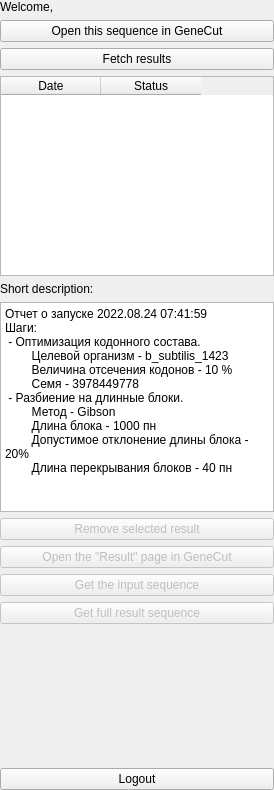
First picture: the form in src/plugins/genecut/src/GenecutOPWidget.ui, repository ugeneunipro/ugene, before the edit.
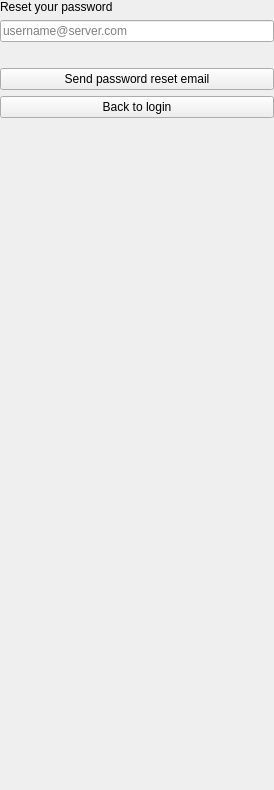
Second picture: the form after the edit. The open tabs and pages were chosen to show the change.

```diff
--- a/src/plugins/genecut/src/GenecutOPWidget.ui
+++ b/src/plugins/genecut/src/GenecutOPWidget.ui
@@ -134,6 +134,73 @@
        </item>
       </layout>
      </widget>
+     <widget class="QWidget" name="wtForgotPage">
+      <layout class="QVBoxLayout" name="verticalLayout_5">
+       <property name="leftMargin">
+        <number>0</number>
+       </property>
+       <property name="topMargin">
+        <number>0</number>
+       </property>
+       <property name="rightMargin">
+        <number>0</number>
+       </property>
+       <property name="bottomMargin">
+        <number>0</number>
+       </property>
+       <item>
+        <widget class="QLabel" name="label_4">
+         <property name="text">
+          <string>Reset your password</string>
+         </property>
+        </widget>
+       </item>
+       <item>
+        <widget class="QLineEdit" name="leResetPassword">
+         <property name="text">
+          <string/>
+         </property>
+         <property name="placeholderText">
+          <string>username@server.com</string>
+         </property>
+        </widget>
+       </item>
+       <item>
+        <widget class="QLabel" name="lbResetStatus">
+         <property name="text">
+          <string/>
+         </property>
+        </widget>
+       </item>
+       <item>
+        <widget class="QPushButton" name="pbReset">
+         <property name="text">
+          <string>Send password reset email</string>
+         </property>
+        </widget>
+       </item>
+       <item>
+        <widget class="QPushButton" name="pbGoBack2">
+         <property name="text">
+          <string>Back to login</string>
+         </property>
+        </widget>
+       </item>
+       <item>
+        <spacer name="verticalSpacer_4">
+         <property name="orientation">
+          <enum>Qt::Vertical</enum>
+         </property>
+         <property name="sizeHint" stdset="0">
+          <size>
+           <width>20</width>
+           <height>40</height>
+          </size>
+         </property>
+        </spacer>
+       </item>
+      </layout>
+     </widget>
      <widget class="QWidget" name="wtMainForm">
       <layout class="QVBoxLayout" name="verticalLayout_3">
        <property name="leftMargin">
@@ -215,17 +282,7 @@
 &lt;html&gt;&lt;head&gt;&lt;meta name=&quot;qrichtext&quot; content=&quot;1&quot; /&gt;&lt;meta charset=&quot;utf-8&quot; /&gt;&lt;style type=&quot;text/css&quot;&gt;
 p, li { white-space: pre-wrap; }
 &lt;/style&gt;&lt;/head&gt;&lt;body style=&quot; font-family:'Segoe UI'; font-size:9pt; font-weight:400; font-style:normal;&quot;&gt;
-&lt;p style=&quot; margin-top:0px; margin-bottom:0px; margin-left:0px; margin-right:0px; -qt-block-indent:0; text-indent:0px;&quot;&gt;Отчет о запуске 2022.08.24 07:41:59&lt;/p&gt;
-&lt;p style=&quot; margin-top:0px; margin-bottom:0px; margin-left:0px; margin-right:0px; -qt-block-indent:0; text-indent:0px;&quot;&gt;Шаги:&lt;/p&gt;
-&lt;p style=&quot; margin-top:0px; margin-bottom:0px; margin-left:0px; margin-right:0px; -qt-block-indent:0; text-indent:0px;&quot;&gt; - Оптимизация кодонного состава.&lt;/p&gt;
-&lt;p style=&quot; margin-top:0px; margin-bottom:0px; margin-left:0px; margin-right:0px; -qt-block-indent:0; text-indent:0px;&quot;&gt;        Целевой организм - b_subtilis_1423&lt;/p&gt;
-&lt;p style=&quot; margin-top:0px; margin-bottom:0px; margin-left:0px; margin-right:0px; -qt-block-indent:0; text-indent:0px;&quot;&gt;        Величина отсечения кодонов - 10 %&lt;/p&gt;
-&lt;p style=&quot; margin-top:0px; margin-bottom:0px; margin-left:0px; margin-right:0px; -qt-block-indent:0; text-indent:0px;&quot;&gt;        Семя - 3978449778&lt;/p&gt;
-&lt;p style=&quot; margin-top:0px; margin-bottom:0px; margin-left:0px; margin-right:0px; -qt-block-indent:0; text-indent:0px;&quot;&gt; - Разбиение на длинные блоки.&lt;/p&gt;
-&lt;p style=&quot; margin-top:0px; margin-bottom:0px; margin-left:0px; margin-right:0px; -qt-block-indent:0; text-indent:0px;&quot;&gt;        Метод - Gibson&lt;/p&gt;
-&lt;p style=&quot; margin-top:0px; margin-bottom:0px; margin-left:0px; margin-right:0px; -qt-block-indent:0; text-indent:0px;&quot;&gt;        Длина блока - 1000 пн&lt;/p&gt;
-&lt;p style=&quot; margin-top:0px; margin-bottom:0px; margin-left:0px; margin-right:0px; -qt-block-indent:0; text-indent:0px;&quot;&gt;        Допустимое отклонение длины блока - 20%&lt;/p&gt;
-&lt;p style=&quot; margin-top:0px; margin-bottom:0px; margin-left:0px; margin-right:0px; -qt-block-indent:0; text-indent:0px;&quot;&gt;        Длина перекрывания блоков - 40 пн&lt;/p&gt;&lt;/body&gt;&lt;/html&gt;</string>
+&lt;p style=&quot;-qt-paragraph-type:empty; margin-top:0px; margin-bottom:0px; margin-left:0px; margin-right:0px; -qt-block-indent:0; text-indent:0px;&quot;&gt;&lt;br /&gt;&lt;/p&gt;&lt;/body&gt;&lt;/html&gt;</string>
          </property>
         </widget>
        </item>
@@ -235,7 +292,7 @@
           <bool>false</bool>
          </property>
          <property name="text">
-          <string>Remove selected result</string>
+          <string>Remove selected report</string>
          </property>
         </widget>
        </item>
@@ -245,17 +302,7 @@
           <bool>false</bool>
          </property>
          <property name="text">
-          <string>Open the &quot;Result&quot; page in GeneCut</string>
-         </property>
-        </widget>
-       </item>
-       <item>
-        <widget class="QPushButton" name="pbGetInputSequence">
-         <property name="enabled">
-          <bool>false</bool>
-         </property>
-         <property name="text">
-          <string>Get the input sequence</string>
+          <string>Open full report in GeneCut</string>
          </property>
         </widget>
        </item>
@@ -265,7 +312,7 @@
           <bool>false</bool>
          </property>
          <property name="text">
-          <string>Get full result sequence</string>
+          <string>Get full report sequence</string>
          </property>
         </widget>
        </item>
```
Left out of the diff: 26 changed lines with no effect on the pictures.
